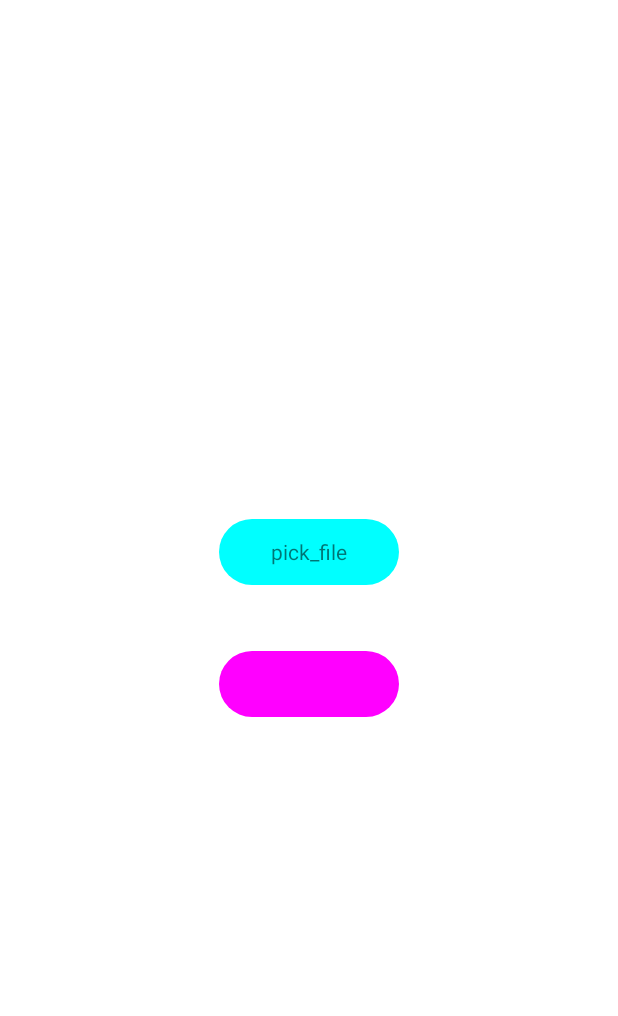
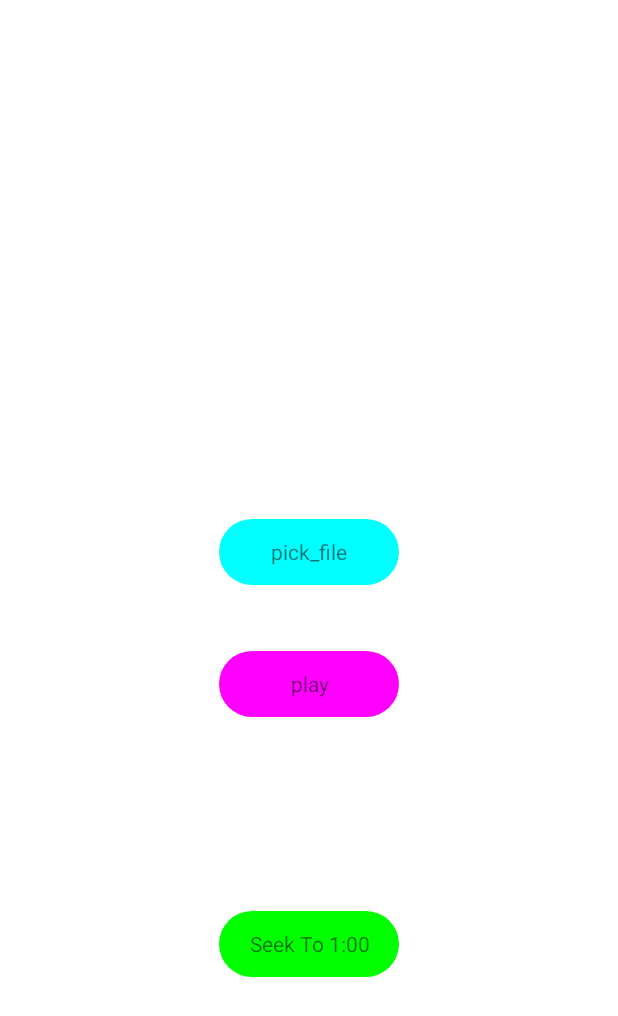
Before and after one commit to qiahasx/SyncAudioPlayer, an Android app: the screen it shows after launch (MainActivity), on a phone screen of 412 x 824 dp. Shown: the top 1016 px of the screen. Run offline under Robolectric (Android 15) with nearby library versions, the phone set to English and light mode, and no system bars.

Commit message:
feat: 单曲播放的时候调节进度

```diff
--- a/app/src/main/java/com/example/syncplayer/MainActivity.kt
+++ b/app/src/main/java/com/example/syncplayer/MainActivity.kt
@@ -67,5 +67,16 @@ class MainActivity : ComponentActivity() {
                 syncPlayer.start()
             }
         }
+
+        binding.btnSeek.run {
+            background =
+                GradientDrawable().apply {
+                    setColor(Color.GREEN)
+                    cornerRadius = layoutParams.height / 2.0f
+                }
+            setOnClickListener {
+                syncPlayer.seekTo(60 * 1000 * 1000)
+            }
+        }
     }
 }
--- a/app/src/main/java/com/example/syncplayer/audio/Decoder.kt
+++ b/app/src/main/java/com/example/syncplayer/audio/Decoder.kt
@@ -5,6 +5,7 @@ import android.media.MediaCodec.BufferInfo
 import android.media.MediaExtractor
 import android.media.MediaFormat
 import com.example.syncplayer.queue.BlockQueue
+import com.example.syncplayer.util.debug
 import com.example.syncplayer.util.launchIO
 import kotlinx.coroutines.CoroutineScope
 import java.nio.ByteBuffer
@@ -51,6 +52,10 @@ class Decoder(
         startInner()
     }
 
+    fun seekTo(timeUs: Long) {
+        extractor.seekTo(timeUs, MediaExtractor.SEEK_TO_CLOSEST_SYNC)
+    }
+
     private fun startInner() {
         scope.launchIO {
             while (true) {
@@ -81,6 +86,7 @@ class Decoder(
                     val byteBuffer = decoder.getOutputBuffer(index) ?: ByteBuffer.allocate(0)
                     queue.produce(ShortsInfo.createShortsInfo(byteBuffer, info))
                     decoder.releaseOutputBuffer(index, false)
+                    debug(info.flags)
                 }
             }
         }
--- a/app/src/main/java/com/example/syncplayer/audio/SyncPlayer.kt
+++ b/app/src/main/java/com/example/syncplayer/audio/SyncPlayer.kt
@@ -26,6 +26,10 @@ class SyncPlayer(private val scope: CoroutineScope) {
         scope.launchIO {
             startInner()
         }
+    }
+
+    fun seekTo(timeUs: Long) {
+        mix.seekTo(timeUs)
     }
 
     private suspend fun startInner() {
--- a/app/src/main/res/layout/activity_main.xml
+++ b/app/src/main/res/layout/activity_main.xml
@@ -25,6 +25,19 @@
         android:layout_height="44dp"
         android:gravity="center"
         android:layout_marginTop="44dp"
+        android:text="play"
+        app:layout_constraintBottom_toBottomOf="parent"
+        app:layout_constraintStart_toStartOf="parent"
+        app:layout_constraintEnd_toEndOf="parent"
+        app:layout_constraintTop_toBottomOf="@id/btn_pick_file" />
+
+    <TextView
+        android:id="@+id/btn_seek"
+        android:layout_width="120dp"
+        android:layout_height="44dp"
+        android:gravity="center"
+        android:text="Seek To 1:00"
+        android:layout_marginTop="44dp"
         app:layout_constraintBottom_toBottomOf="parent"
         app:layout_constraintStart_toStartOf="parent"
         app:layout_constraintEnd_toEndOf="parent"
```
Also changed, not shown: app/src/main/java/com/example/syncplayer/audio/AudioMixer.kt (+7 -1 lines).
